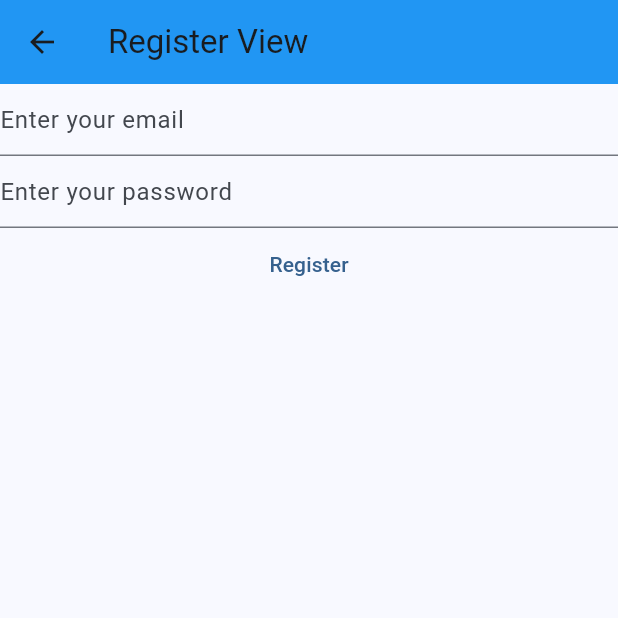
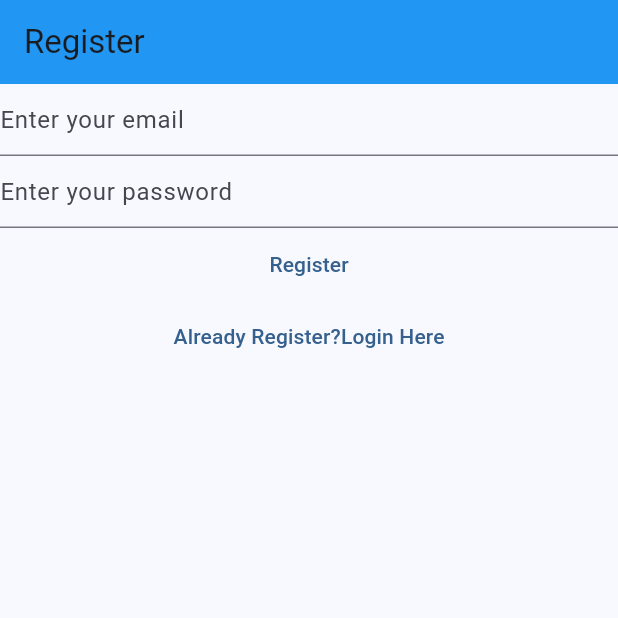
Before and after one commit to MikeMike-Odogwu/Mikolo_Notes, a Flutter app: the RegisterView screen opened directly, on a phone screen of 412 x 824 dp, the top half of it. Run offline on Flutter 3.47's test engine with Material 2 defaults, Android fonts, the phone set to English and light mode, and no system bars; our stand-ins replace firebase_auth, firebase_core; accounts and stored records are empty.

Commit message:
first commit

```diff
--- a/lib/views/login_view.dart
+++ b/lib/views/login_view.dart
@@ -1,4 +1,3 @@
-
 import 'package:firebase_auth/firebase_auth.dart';
 import 'package:flutter/material.dart';
 
@@ -27,15 +26,13 @@ class LoginView extends StatefulWidget {
     super.dispose();
   }
 
-
   @override
   Widget build(BuildContext context) {
     return Scaffold(
       appBar: AppBar(
-        title: const Text('Login View'),
+        title: const Text('Login'),
         backgroundColor: Colors.blue,
       ),
-
       body: Column(
         children: [
           Column(
@@ -45,29 +42,26 @@ class LoginView extends StatefulWidget {
                 enableSuggestions: false,
                 autocorrect: false,
                 keyboardType: TextInputType.emailAddress,
-              decoration: const InputDecoration(
-                hintText: 'Enter your email'
-              ),
+                decoration: const InputDecoration(hintText: 'Enter your email'),
               ),
               TextField(
                 controller: _password,
                 obscureText: true,
                 enableSuggestions: false,
                 autocorrect: false,
-              decoration:const InputDecoration(
-                hintText: 'Enter your password'
-              ),
+                decoration:
+                    const InputDecoration(hintText: 'Enter your password'),
               ),
               TextButton(
                 onPressed: () async {
-
                   final email = _email.text;
                   final password = _password.text;
                   try {
-                final UserCredential =
-                await FirebaseAuth.instance.signInWithEmailAndPassword(email: email, password: password);
+                    final UserCredential = await FirebaseAuth.instance
+                        .signInWithEmailAndPassword(
+                            email: email, password: password);
                     print(UserCredential);
-                } on FirebaseAuthException catch (e){
+                  } on FirebaseAuthException catch (e) {
                     if (e.code == 'user not found') {
                       print('user not found');
                     } else if (e.code == 'wrong password') {
@@ -77,6 +71,15 @@ class LoginView extends StatefulWidget {
                 },
                 child: const Text('Login'),
               ),
+              TextButton(
+                onPressed: () {
+                  Navigator.of(context).pushNamedAndRemoveUntil(
+                    '/register/',
+                    (route) => false,
+                  );
+                },
+                child: const Text('Not Register Yet?, Register Here'),
+              )
             ],
           )
         ],
--- a/lib/views/register_view.dart
+++ b/lib/views/register_view.dart
@@ -9,7 +9,6 @@ class RegisterView extends StatefulWidget {
 }
 
 class _RegisterViewState extends State<RegisterView> {
-
   late final TextEditingController _email;
   late final TextEditingController _password;
 
@@ -27,15 +26,13 @@ class _RegisterViewState extends State<RegisterView> {
     super.dispose();
   }
 
-
   @override
   Widget build(BuildContext context) {
     return Scaffold(
       appBar: AppBar(
-        title: const Text('Register View'),
+        title: const Text('Register'),
         backgroundColor: Colors.blue,
       ),
-
       body: Column(
         children: [
           Column(
@@ -45,34 +42,29 @@ class _RegisterViewState extends State<RegisterView> {
                 enableSuggestions: false,
                 autocorrect: false,
                 keyboardType: TextInputType.emailAddress,
-              decoration: const InputDecoration(
-                hintText: 'Enter your email'
-              ),
+                decoration: const InputDecoration(hintText: 'Enter your email'),
               ),
               TextField(
                 controller: _password,
                 obscureText: true,
                 enableSuggestions: false,
                 autocorrect: false,
-              decoration:const InputDecoration(
-                hintText: 'Enter your password'
-              ),
+                decoration:
+                    const InputDecoration(hintText: 'Enter your password'),
               ),
               TextButton(
                 onPressed: () async {
-
                   final email = _email.text;
                   final password = _password.text;
                   try {
-                   final UserCredential =
-                await FirebaseAuth.instance.createUserWithEmailAndPassword(
-                   email: email,
-                   password: password);
+                    final UserCredential = await FirebaseAuth.instance
+                        .createUserWithEmailAndPassword(
+                            email: email, password: password);
                     print(UserCredential);
                   }
                   // ignore: unused_catch_clause
-                 on FirebaseAuthException catch (e){
-                  if (e.code == 'weak password'){
+                  on FirebaseAuthException catch (e) {
+                    if (e.code == 'weak password') {
                       print('weak password');
                     } else if (e.code == 'firebase_auth/email-already-in-use') {
                       print('Email is already in use');
@@ -83,6 +75,14 @@ class _RegisterViewState extends State<RegisterView> {
                 },
                 child: const Text('Register'),
               ),
+              TextButton(
+                  onPressed: () {
+                    Navigator.of(context).pushNamedAndRemoveUntil(
+                      '/login/',
+                      (route) => false,
+                    );
+                  },
+                  child: const Text('Already Register?Login Here'))
             ],
           )
         ],
```
Also changed, not shown: lib/main.dart (+26 -64 lines), lib/views/verifyemail_view.dart (added, +37 -0 lines). Lines whose indentation alone changed are shown as unchanged.
